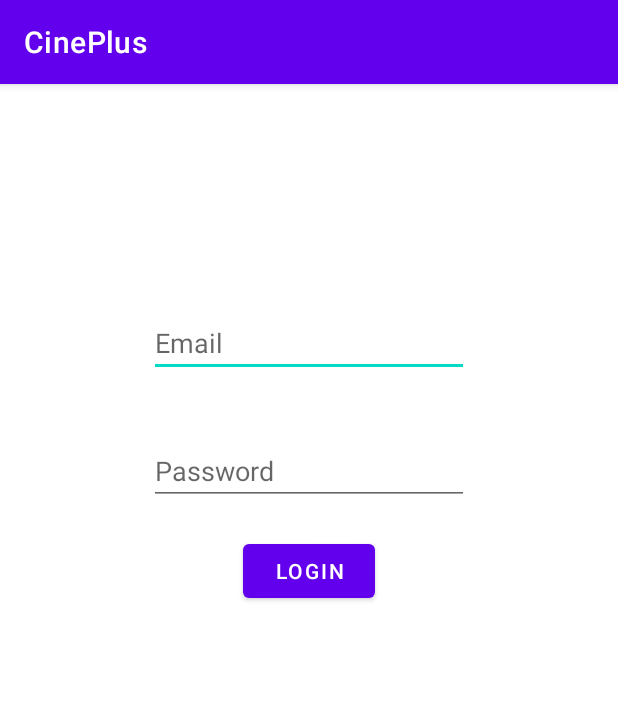
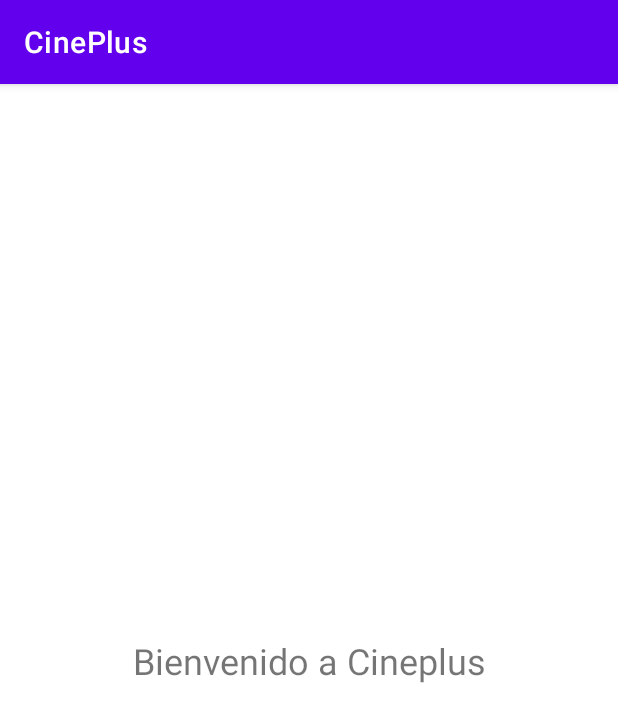
Before and after one commit to nicoabaez/CinePlus-Proyecto, an Android app: the first screen one second after launch (LoginActivity), on a phone screen of 412 x 824 dp. Shown: the top 722 px of the screen. Run offline under Robolectric (Android 15) with nearby library versions, the phone set to English and light mode, and no system bars.

Commit message:
cremoas el navigator de login e iniciamos desde start up

```diff
--- a/app/src/main/java/com/ort/cineplus/activities/LoginActivity.kt
+++ b/app/src/main/java/com/ort/cineplus/activities/LoginActivity.kt
@@ -1,13 +1,23 @@
 package com.ort.cineplus.activities
 
+import android.content.Intent
+import android.os.Bundle
+import android.os.Handler
 import androidx.appcompat.app.AppCompatActivity
-import android.os.Bundle
 import com.ort.cineplus.R
 
 class LoginActivity : AppCompatActivity() {
+
+    private val SPLASH_TIME_OUT:Long = 3000;
     override fun onCreate(savedInstanceState: Bundle?) {
         super.onCreate(savedInstanceState)
         setContentView(R.layout.activity_login)
 
+        Handler().postDelayed(
+            {
+                startActivity(Intent(this, MainActivity::class.java))
+                finish()
+            }
+            , SPLASH_TIME_OUT)
     }
 }
--- a/app/src/main/java/com/ort/cineplus/fragments/Login.kt
+++ b/app/src/main/java/com/ort/cineplus/fragments/Login.kt
@@ -3,6 +3,7 @@ package com.ort.cineplus.fragments
 import android.app.AlertDialog
 import android.content.Intent
 import android.os.Bundle
+import android.util.Log
 import android.view.LayoutInflater
 import android.view.View
 import android.view.ViewGroup
@@ -43,7 +44,8 @@ class Login : Fragment() {
             if(viewModel.login(email.text.toString(), pass.text.toString())){
                 startActivity(Intent(activity, MainActivity::class.java))
             }else{
-                Snackbar.make(v, "User or Password incorrect..", Snackbar.LENGTH_SHORT).show()
+                Log.d("ERROR EN LOGIN:", "EL LOGIN DIO FALSO")
+                Snackbar.make(v, "User or Password incorrect..", Snackbar.LENGTH_LONG).show()
             }
         }
         return v
--- a/app/src/main/res/layout/activity_login.xml
+++ b/app/src/main/res/layout/activity_login.xml
@@ -6,10 +6,19 @@
     android:layout_height="match_parent"
     tools:context=".activities.LoginActivity">
 
-    <fragment
-        android:name="com.ort.cineplus.fragments.Login"
-        android:layout_width="match_parent"
-        android:layout_height="match_parent"
-        android:id="@+id/loginFragment">
-    </fragment>
+    <androidx.fragment.app.FragmentContainerView
+        android:id="@+id/Nav_Host_Login"
+        android:name="androidx.navigation.fragment.NavHostFragment"
+        android:layout_width="409dp"
+        android:layout_height="729dp"
+        android:layout_marginStart="1dp"
+        android:layout_marginTop="1dp"
+        android:layout_marginEnd="1dp"
+        android:layout_marginBottom="1dp"
+        app:defaultNavHost="true"
+        app:layout_constraintBottom_toBottomOf="parent"
+        app:layout_constraintEnd_toEndOf="parent"
+        app:layout_constraintStart_toStartOf="parent"
+        app:layout_constraintTop_toTopOf="parent"
+        app:navGraph="@navigation/nav_login" />
 </androidx.constraintlayout.widget.ConstraintLayout>
--- a/app/src/main/res/layout/fragment_start_app.xml
+++ b/app/src/main/res/layout/fragment_start_app.xml
@@ -1,13 +1,20 @@
 <?xml version="1.0" encoding="utf-8"?>
-<FrameLayout xmlns:android="http://schemas.android.com/apk/res/android"
+<androidx.constraintlayout.widget.ConstraintLayout xmlns:android="http://schemas.android.com/apk/res/android"
+    xmlns:app="http://schemas.android.com/apk/res-auto"
     xmlns:tools="http://schemas.android.com/tools"
+    android:id="@+id/frameLayout3"
     android:layout_width="match_parent"
     android:layout_height="match_parent"
     tools:context=".fragments.StartApp">
 
     <TextView
-        android:layout_width="match_parent"
-        android:layout_height="match_parent"
-        android:text="Hello" />
-
-</FrameLayout>
+        android:id="@+id/lblWelcomeText"
+        android:layout_width="wrap_content"
+        android:layout_height="wrap_content"
+        android:text="Bienvenido a Cineplus"
+        android:textSize="24sp"
+        app:layout_constraintBottom_toBottomOf="parent"
+        app:layout_constraintEnd_toEndOf="parent"
+        app:layout_constraintStart_toStartOf="parent"
+        app:layout_constraintTop_toTopOf="parent" />
+</androidx.constraintlayout.widget.ConstraintLayout>
--- a/app/src/main/res/navigation/nav_login.xml
+++ b/app/src/main/res/navigation/nav_login.xml
@@ -1,6 +1,23 @@
 <?xml version="1.0" encoding="utf-8"?>
 <navigation xmlns:android="http://schemas.android.com/apk/res/android"
     xmlns:app="http://schemas.android.com/apk/res-auto"
-    android:id="@+id/nav_login">
+    xmlns:tools="http://schemas.android.com/tools"
+    android:id="@+id/nav_login"
+    app:startDestination="@id/startApp2">
 
+    <fragment
+        android:id="@+id/login2"
+        android:name="com.ort.cineplus.fragments.Login"
+        android:label="fragment_login"
+        tools:layout="@layout/fragment_login" />
+    <fragment
+        android:id="@+id/register2"
+        android:name="com.ort.cineplus.fragments.Register"
+        android:label="fragment_register"
+        tools:layout="@layout/fragment_register" />
+    <fragment
+        android:id="@+id/startApp2"
+        android:name="com.ort.cineplus.fragments.StartApp"
+        android:label="fragment_start_app"
+        tools:layout="@layout/fragment_start_app" />
 </navigation>
--- a/app/src/main/res/navigation/navgraph.xml
+++ b/app/src/main/res/navigation/navgraph.xml
@@ -33,18 +33,8 @@
             app:destination="@id/listaFragment" />
     </fragment>
     <fragment
-        android:id="@+id/login"
-        android:name="com.ort.cineplus.fragments.Login"
-        android:label="fragment_login"
-        tools:layout="@layout/fragment_login" />
-    <fragment
         android:id="@+id/commentList"
         android:name="com.ort.cineplus.fragments.CommentList"
         android:label="fragment_comment_list"
         tools:layout="@layout/fragment_comment_list" />
-    <fragment
-        android:id="@+id/register"
-        android:name="com.ort.cineplus.fragments.Register"
-        android:label="fragment_register"
-        tools:layout="@layout/fragment_register" />
 </navigation>
```
